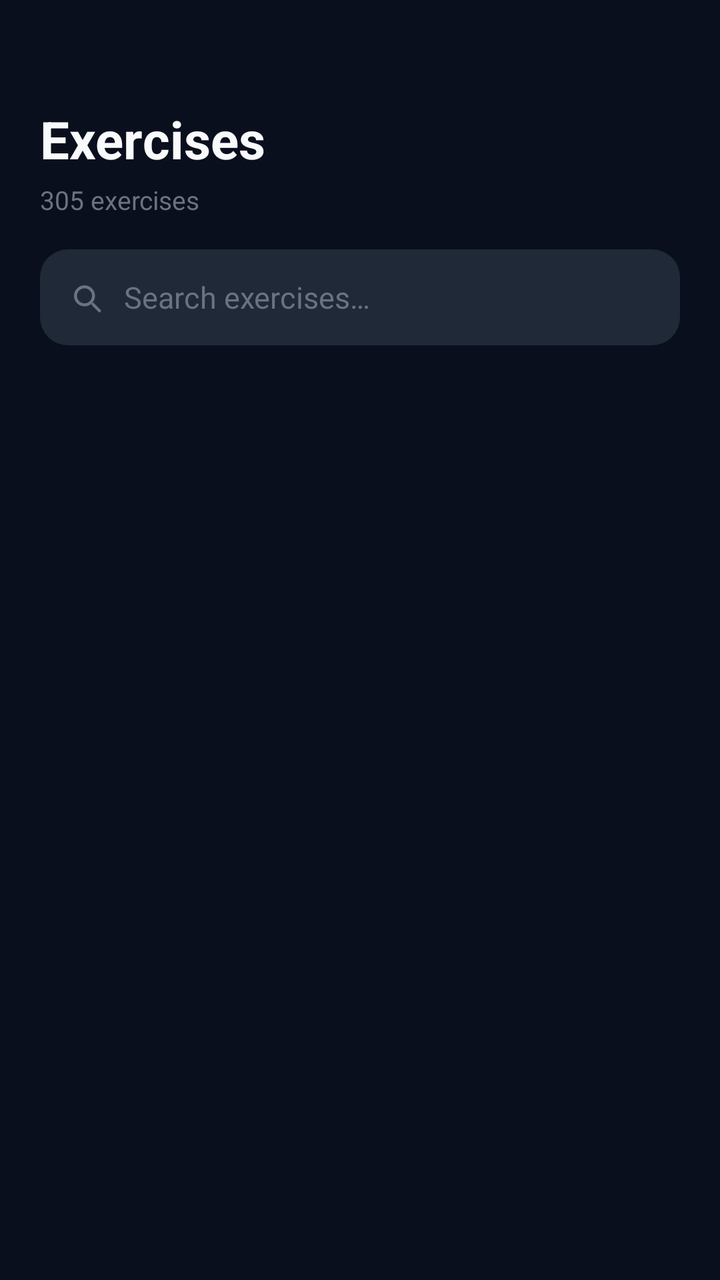
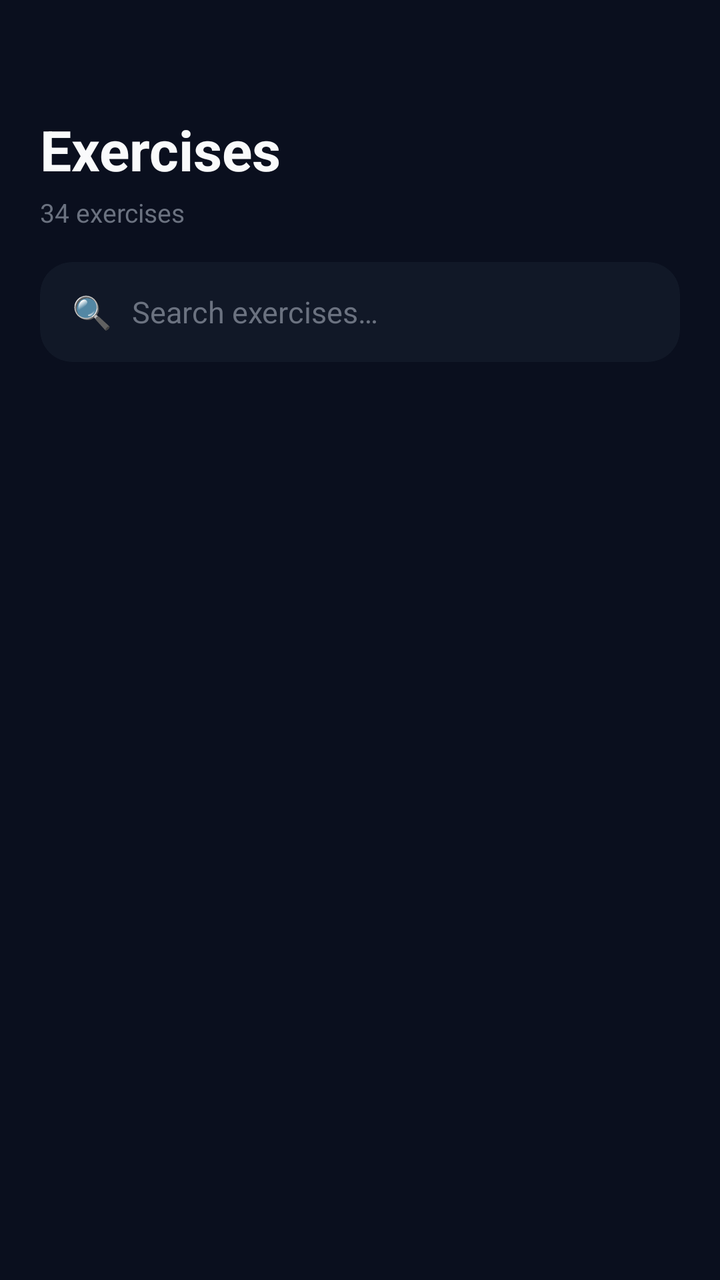

An Android layout rendered at two revisions. The XML below is the earlier revision; the diff shows what the commit changed to produce the second picture.
<!-- AndroidManifest.xml: application theme Theme.GymbroMAD -->
<!-- res/layout/fragment_exercises.xml -->
<?xml version="1.0" encoding="utf-8"?>
<androidx.constraintlayout.widget.ConstraintLayout
    xmlns:android="http://schemas.android.com/apk/res/android"
    xmlns:app="http://schemas.android.com/apk/res-auto"
    android:layout_width="match_parent"
    android:layout_height="match_parent"
    android:background="@color/bg_dark">

    
    <TextView
        android:id="@+id/tv_exercises_title"
        android:layout_width="wrap_content"
        android:layout_height="wrap_content"
        android:text="Exercises"
        android:textColor="@color/text_primary"
        android:textSize="26sp"
        android:textStyle="bold"
        android:layout_marginStart="20dp"
        android:layout_marginTop="52dp"
        app:layout_constraintTop_toTopOf="parent"
        app:layout_constraintStart_toStartOf="parent" />

    <TextView
        android:id="@+id/tv_exercise_count"
        android:layout_width="wrap_content"
        android:layout_height="wrap_content"
        android:text="305 exercises"
        android:textColor="@color/text_muted"
        android:textSize="13sp"
        android:layout_marginStart="20dp"
        android:layout_marginTop="4dp"
        app:layout_constraintTop_toBottomOf="@id/tv_exercises_title"
        app:layout_constraintStart_toStartOf="parent" />

    
    <LinearLayout
        android:id="@+id/search_container"
        android:layout_width="0dp"
        android:layout_height="48dp"
        android:orientation="horizontal"
        android:gravity="center_vertical"
        android:background="@drawable/bg_search_bar"
        android:paddingStart="14dp"
        android:paddingEnd="14dp"
        android:layout_marginStart="20dp"
        android:layout_marginEnd="20dp"
        android:layout_marginTop="16dp"
        app:layout_constraintTop_toBottomOf="@id/tv_exercise_count"
        app:layout_constraintStart_toStartOf="parent"
        app:layout_constraintEnd_toEndOf="parent">

        <ImageView
            android:layout_width="18dp"
            android:layout_height="18dp"
            android:src="@drawable/ic_search"
            android:layout_marginEnd="10dp" />

        <EditText
            android:id="@+id/ex_search"
            android:layout_width="0dp"
            android:layout_height="match_parent"
            android:layout_weight="1"
            android:hint="Search exercises…"
            android:textColorHint="@color/text_muted"
            android:textColor="@color/text_primary"
            android:textSize="15sp"
            android:background="@null"
            android:inputType="text"
            android:imeOptions="actionSearch"
            android:singleLine="true" />

    </LinearLayout>

    
    <HorizontalScrollView
        android:id="@+id/filter_scroll"
        android:layout_width="0dp"
        android:layout_height="wrap_content"
        android:scrollbars="none"
        android:layout_marginTop="12dp"
        app:layout_constraintTop_toBottomOf="@id/search_container"
        app:layout_constraintStart_toStartOf="parent"
        app:layout_constraintEnd_toEndOf="parent">

        
        <LinearLayout
            android:id="@+id/filter_chips_container"
            android:layout_width="wrap_content"
            android:layout_height="wrap_content"
            android:orientation="horizontal"
            android:paddingStart="20dp"
            android:paddingEnd="20dp"
            android:paddingTop="4dp"
            android:paddingBottom="4dp" />

    </HorizontalScrollView>

    
    <androidx.recyclerview.widget.RecyclerView
        android:id="@+id/rv_exercises"
        android:layout_width="0dp"
        android:layout_height="0dp"
        android:scrollbars="none"
        android:clipToPadding="false"
        android:paddingBottom="80dp"
        android:layout_marginTop="8dp"
        app:layout_constraintTop_toBottomOf="@id/filter_scroll"
        app:layout_constraintBottom_toBottomOf="parent"
        app:layout_constraintStart_toStartOf="parent"
        app:layout_constraintEnd_toEndOf="parent" />

    
    <LinearLayout
        android:id="@+id/empty_state"
        android:layout_width="wrap_content"
        android:layout_height="wrap_content"
        android:orientation="vertical"
        android:gravity="center"
        android:visibility="gone"
        app:layout_constraintTop_toBottomOf="@id/filter_scroll"
        app:layout_constraintBottom_toBottomOf="parent"
        app:layout_constraintStart_toStartOf="parent"
        app:layout_constraintEnd_toEndOf="parent">

        <TextView
            android:layout_width="wrap_content"
            android:layout_height="wrap_content"
            android:text="🔍"
            android:textSize="40sp" />

        <TextView
            android:layout_width="wrap_content"
            android:layout_height="wrap_content"
            android:text="No exercises found"
            android:textColor="@color/text_secondary"
            android:textSize="16sp"
            android:layout_marginTop="8dp" />

    </LinearLayout>

</androidx.constraintlayout.widget.ConstraintLayout>
<!-- resources referenced by this layout -->
<resources>
  <color name="bg_dark">#0A0F1E</color>
  <color name="text_muted">#6B7280</color>
  <color name="text_primary">#F9FAFB</color>
  <color name="text_secondary">#9CA3AF</color>
  <!-- drawable bg_search_bar (drawable) -->
  <?xml version="1.0" encoding="utf-8"?>
  <shape xmlns:android="http://schemas.android.com/apk/res/android"
      android:shape="rectangle">
      <solid android:color="@color/bg_surface" />
      <corners android:radius="14dp" />
  </shape>
  <!-- drawable ic_search (drawable) -->
  <?xml version="1.0" encoding="utf-8"?>
  <vector xmlns:android="http://schemas.android.com/apk/res/android"
      android:width="20dp"
      android:height="20dp"
      android:viewportWidth="24"
      android:viewportHeight="24">
      <path
          android:fillColor="@android:color/transparent"
          android:pathData="M21,21l-4.35,-4.35M17,11A6,6 0,1,1 5,11a6,6,0,0,1,12,0Z"
          android:strokeColor="#6B7280"
          android:strokeWidth="2"
          android:strokeLineCap="round"
          android:strokeLineJoin="round" />
  </vector>
  <style name="Theme.GymbroMAD" parent="Theme.MaterialComponents.DayNight.NoActionBar">
          <item name="colorPrimary">@color/primary</item>
          <item name="colorPrimaryDark">@color/primary_dark</item>
          <item name="colorAccent">@color/accent</item>
          <item name="android:windowBackground">@color/bg_dark</item>
          <item name="android:statusBarColor">@color/bg_dark</item>
          <item name="android:navigationBarColor">@color/bg_card</item>
          <item name="android:textColor">@color/text_primary</item>
          <item name="android:fontFamily">sans-serif</item>
      </style>
  <color name="bg_surface">#1F2937</color>
  <color name="primary">#2563EB</color>
  <color name="primary_dark">#1D4ED8</color>
  <color name="accent">#60A5FA</color>
  <color name="bg_card">#111827</color>
</resources>

<!-- the commit's change to res/layout/fragment_exercises.xml (unified diff, before → after) -->
@@ -13,10 +13,10 @@
         android:layout_height="wrap_content"
         android:text="Exercises"
         android:textColor="@color/text_primary"
-        android:textSize="26sp"
+        android:textSize="28sp"
         android:textStyle="bold"
         android:layout_marginStart="20dp"
-        android:layout_marginTop="52dp"
+        android:layout_marginTop="56dp"
         app:layout_constraintTop_toTopOf="parent"
         app:layout_constraintStart_toStartOf="parent" />
 
@@ -24,7 +24,7 @@
         android:id="@+id/tv_exercise_count"
         android:layout_width="wrap_content"
         android:layout_height="wrap_content"
-        android:text="305 exercises"
+        android:text="34 exercises"
         android:textColor="@color/text_muted"
         android:textSize="13sp"
         android:layout_marginStart="20dp"
@@ -33,43 +33,52 @@
         app:layout_constraintStart_toStartOf="parent" />
 
     
-    <LinearLayout
+    <androidx.cardview.widget.CardView
         android:id="@+id/search_container"
         android:layout_width="0dp"
-        android:layout_height="48dp"
-        android:orientation="horizontal"
-        android:gravity="center_vertical"
-        android:background="@drawable/bg_search_bar"
-        android:paddingStart="14dp"
-        android:paddingEnd="14dp"
+        android:layout_height="50dp"
         android:layout_marginStart="20dp"
         android:layout_marginEnd="20dp"
         android:layout_marginTop="16dp"
+        app:cardBackgroundColor="@color/bg_card"
+        app:cardCornerRadius="16dp"
+        app:cardElevation="0dp"
         app:layout_constraintTop_toBottomOf="@id/tv_exercise_count"
         app:layout_constraintStart_toStartOf="parent"
         app:layout_constraintEnd_toEndOf="parent">
 
-        <ImageView
-            android:layout_width="18dp"
-            android:layout_height="18dp"
-            android:src="@drawable/ic_search"
-            android:layout_marginEnd="10dp" />
+        <LinearLayout
+            android:layout_width="match_parent"
+            android:layout_height="match_parent"
+            android:orientation="horizontal"
+            android:gravity="center_vertical"
+            android:paddingStart="16dp"
+            android:paddingEnd="16dp">
 
-        <EditText
-            android:id="@+id/ex_search"
-            android:layout_width="0dp"
-            android:layout_height="match_parent"
-            android:layout_weight="1"
-            android:hint="Search exercises…"
-            android:textColorHint="@color/text_muted"
-            android:textColor="@color/text_primary"
-            android:textSize="15sp"
-            android:background="@null"
-            android:inputType="text"
-            android:imeOptions="actionSearch"
-            android:singleLine="true" />
+            <TextView
+                android:layout_width="wrap_content"
+                android:layout_height="wrap_content"
+                android:text="🔍"
+                android:textSize="16sp"
+                android:layout_marginEnd="10dp" />
 
-    </LinearLayout>
+            <EditText
+                android:id="@+id/ex_search"
+                android:layout_width="0dp"
+                android:layout_height="match_parent"
+                android:layout_weight="1"
+                android:hint="Search exercises…"
+                android:textColorHint="@color/text_muted"
+                android:textColor="@color/text_primary"
+                android:textSize="15sp"
+                android:background="@null"
+                android:inputType="text"
+                android:imeOptions="actionSearch"
+                android:singleLine="true" />
+
+        </LinearLayout>
+
+    </androidx.cardview.widget.CardView>
 
     
     <HorizontalScrollView
@@ -82,7 +91,6 @@
         app:layout_constraintStart_toStartOf="parent"
         app:layout_constraintEnd_toEndOf="parent">
 
-        
         <LinearLayout
             android:id="@+id/filter_chips_container"
             android:layout_width="wrap_content"
@@ -126,7 +134,7 @@
             android:layout_width="wrap_content"
             android:layout_height="wrap_content"
             android:text="🔍"
-            android:textSize="40sp" />
+            android:textSize="48sp" />
 
         <TextView
             android:layout_width="wrap_content"
@@ -134,7 +142,16 @@
             android:text="No exercises found"
             android:textColor="@color/text_secondary"
             android:textSize="16sp"
-            android:layout_marginTop="8dp" />
+            android:textStyle="bold"
+            android:layout_marginTop="12dp" />
+
+        <TextView
+            android:layout_width="wrap_content"
+            android:layout_height="wrap_content"
+            android:text="Try a different search or filter"
+            android:textColor="@color/text_muted"
+            android:textSize="13sp"
+            android:layout_marginTop="6dp" />
 
     </LinearLayout>
 
<!-- resource entries referenced after the edit -->
@@ -4,28 +4,6 @@
   <color name="text_muted">#6B7280</color>
   <color name="text_primary">#F9FAFB</color>
   <color name="text_secondary">#9CA3AF</color>
-  <!-- drawable bg_search_bar (drawable) -->
-  <?xml version="1.0" encoding="utf-8"?>
-  <shape xmlns:android="http://schemas.android.com/apk/res/android"
-      android:shape="rectangle">
-      <solid android:color="@color/bg_surface" />
-      <corners android:radius="14dp" />
-  </shape>
-  <!-- drawable ic_search (drawable) -->
-  <?xml version="1.0" encoding="utf-8"?>
-  <vector xmlns:android="http://schemas.android.com/apk/res/android"
-      android:width="20dp"
-      android:height="20dp"
-      android:viewportWidth="24"
-      android:viewportHeight="24">
-      <path
-          android:fillColor="@android:color/transparent"
-          android:pathData="M21,21l-4.35,-4.35M17,11A6,6 0,1,1 5,11a6,6,0,0,1,12,0Z"
-          android:strokeColor="#6B7280"
-          android:strokeWidth="2"
-          android:strokeLineCap="round"
-          android:strokeLineJoin="round" />
-  </vector>
   <style name="Theme.GymbroMAD" parent="Theme.MaterialComponents.DayNight.NoActionBar">
           <item name="colorPrimary">@color/primary</item>
           <item name="colorPrimaryDark">@color/primary_dark</item>
@@ -36,7 +14,6 @@
           <item name="android:textColor">@color/text_primary</item>
           <item name="android:fontFamily">sans-serif</item>
       </style>
-  <color name="bg_surface">#1F2937</color>
   <color name="primary">#2563EB</color>
   <color name="primary_dark">#1D4ED8</color>
   <color name="accent">#60A5FA</color>
